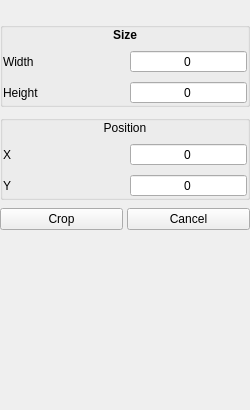
The window that gui/panels/croppanel/croppanel.ui (do-i/thumbgrid) describes before a commit, drawn with Qt 5.
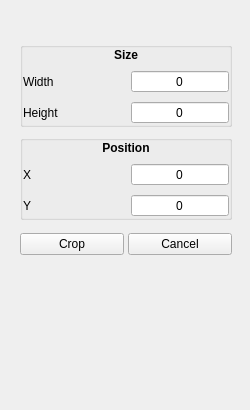
The same window after the commit. Icons and pictures are not drawn. Custom widgets are drawn as their Qt base class.

```diff
--- a/gui/panels/croppanel/croppanel.ui
+++ b/gui/panels/croppanel/croppanel.ui
@@ -30,13 +30,13 @@
     <number>8</number>
    </property>
    <property name="leftMargin">
-    <number>0</number>
+    <number>20</number>
    </property>
    <property name="topMargin">
-    <number>0</number>
+    <number>20</number>
    </property>
    <property name="rightMargin">
-    <number>0</number>
+    <number>18</number>
    </property>
    <property name="bottomMargin">
     <number>0</number>
@@ -188,8 +188,8 @@
        <widget class="QLabel" name="label_7">
         <property name="font">
          <font>
-          <weight>50</weight>
-          <bold>false</bold>
+          <weight>75</weight>
+          <bold>true</bold>
          </font>
         </property>
         <property name="text">
@@ -269,6 +269,22 @@
      </layout>
     </widget>
    </item>
+   <item>
+    <spacer name="verticalSpacer_2">
+     <property name="orientation">
+      <enum>Qt::Vertical</enum>
+     </property>
+     <property name="sizeType">
+      <enum>QSizePolicy::Fixed</enum>
+     </property>
+     <property name="sizeHint" stdset="0">
+      <size>
+       <width>20</width>
+       <height>5</height>
+      </size>
+     </property>
+    </spacer>
+   </item>
    <item>
     <layout class="QHBoxLayout" name="horizontalLayout">
      <property name="spacing">
```
